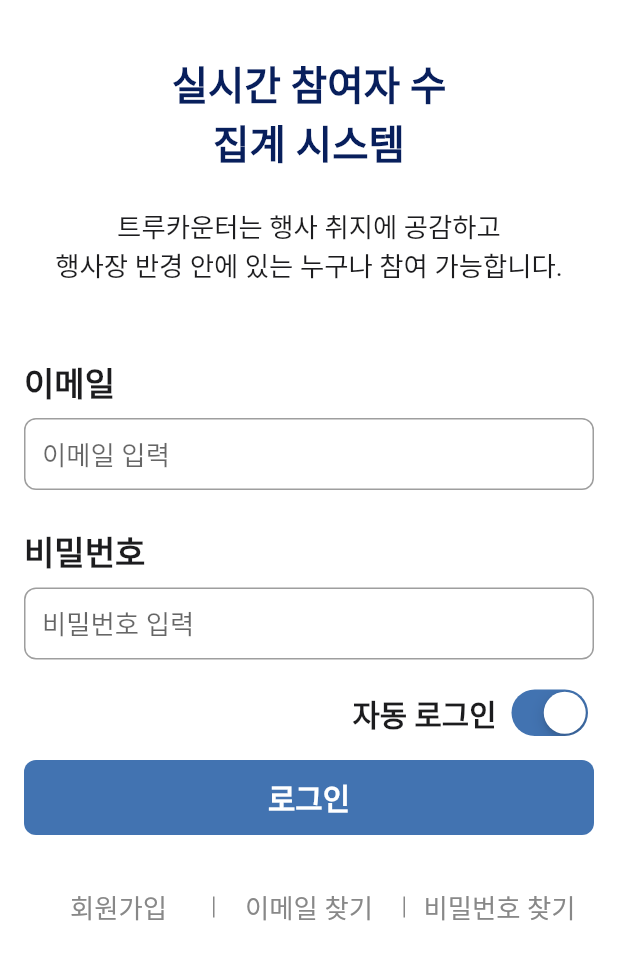
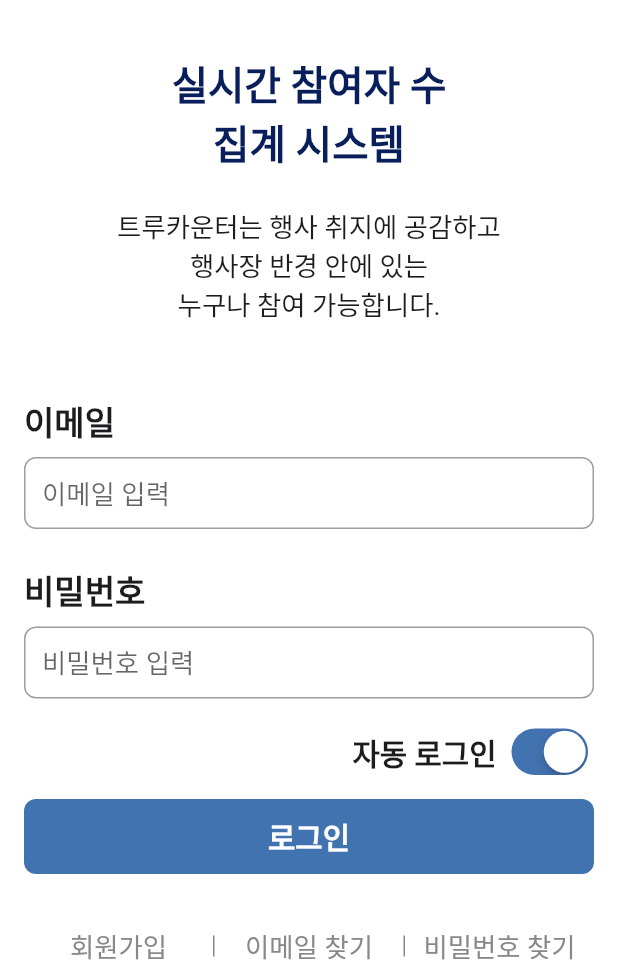
Before and after one commit to yeongwooCho/true_counter, a Flutter app: the screen it shows after launch, after a tap on "이메일로 로그인하기", on a phone screen of 412 x 824 dp, the part 263-1236 px from its top. Run offline on Flutter 3.47's test engine with Material 2 defaults, Android fonts, the phone set to English and light mode, and no system bars; our stand-ins replace dio, firebase_auth, firebase_core, fl_chart, flutter_dotenv, flutter_secure_storage and 3 more; missing offline and left inert: kakao_flutter_sdk_user, kakao_map_plugin, kpostal; accounts and stored records are empty; generated files the repository leaves out were written again; network calls fail.

Commit message:
[add] 이메일 회원가입과 온보딩 페이지 글자 크기에 따른 overflow 제어

```diff
--- a/lib/main.dart
+++ b/lib/main.dart
@@ -84,8 +84,8 @@ class MyApp extends StatelessWidget {
       builder: (context, child) {
         double myTextScaleFacto = 1.1;
 
-        if (MediaQuery.of(context).textScaleFactor >= 1.3) {
-          myTextScaleFacto = 1.3;
+        if (MediaQuery.of(context).textScaleFactor >= 1.4) {
+          myTextScaleFacto = 1.4;
         }
 
         return MediaQuery(
--- a/lib/my_page/view/my_page_screen.dart
+++ b/lib/my_page/view/my_page_screen.dart
@@ -112,9 +112,15 @@ class _MyPageScreenState extends State<MyPageScreen> {
                 size: 32.0,
               ),
               const SizedBox(width: 16.0),
-              Text(
-                title,
-                style: bodyMediumTextStyle,
+              Expanded(
+                child: SizedBox(
+                  child: Text(
+                    title,
+                    style: bodyMediumTextStyle,
+                    maxLines: 2,
+
+                  ),
+                ),
               ),
             ],
           ),
--- a/lib/user/view/email_login_screen.dart
+++ b/lib/user/view/email_login_screen.dart
@@ -247,13 +247,15 @@ class _EmailLoginScreenState extends State<EmailLoginScreen> {
           ),
         ),
         const SizedBox(height: 24.0),
-        Text(
+        const Text(
           '트루카운터는 행사 취지에 공감하고',
           style: descriptionTextStyle,
+          textAlign: TextAlign.center,
         ),
-        Text(
-          '행사장 반경 안에 있는 누구나 참여 가능합니다.',
+        const Text(
+          '행사장 반경 안에 있는\n누구나 참여 가능합니다.',
           style: descriptionTextStyle,
+          textAlign: TextAlign.center,
         ),
       ],
     );
--- a/lib/user/view/on_boarding_screen.dart
+++ b/lib/user/view/on_boarding_screen.dart
@@ -94,10 +94,12 @@ class _OnBoardingScreenState extends State<OnBoardingScreen> {
                 const Text(
                   '트루카운터는 행사 취지에 공감하고',
                   style: descriptionTextStyle,
+                  textAlign: TextAlign.center,
                 ),
                 const Text(
-                  '행사장 반경 안에 있는 누구나 참여 가능합니다.',
+                  '행사장 반경 안에 있는\n누구나 참여 가능합니다.',
                   style: descriptionTextStyle,
+                  textAlign: TextAlign.center,
                 ),
               ],
             ),
```
